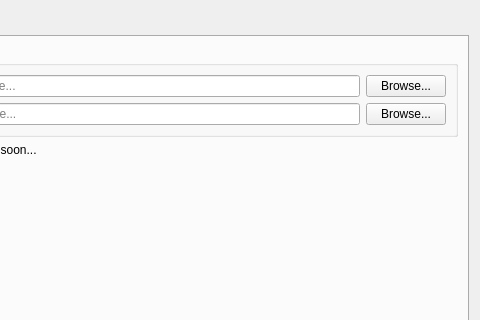
Above: frontend/src/config/configeditor.ui from DaCodeChick/NewtonEmu before the change; both pictures show x 220 to 700 and y 0 to 320 of the 700 by 600 pixel window. Below: the same form after it.
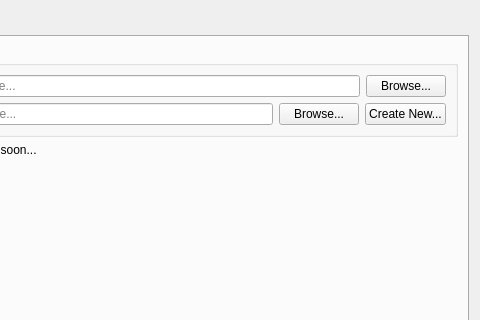
That is the form after the change. The open tabs and pages were chosen to show the change.

Commit message:
Add disk creation, auto-load/save config, and fix emulator binary path
- Add 'Create New...' button for boot disk with size selection dialog
- Auto-load config from ~/.config/newton-emu/config.json on startup
- Auto-save config changes without prompting
- Fix emulator binary search paths (frontend is 3 levels deep)
- Remove 'Untitled' and filename from window title

```diff
--- a/frontend/src/config/configeditor.ui
+++ b/frontend/src/config/configeditor.ui
@@ -237,6 +237,13 @@
               </property>
              </widget>
             </item>
+            <item>
+             <widget class="QPushButton" name="bootDiskCreateButton">
+              <property name="text">
+               <string>Create New...</string>
+              </property>
+             </widget>
+            </item>
            </layout>
           </item>
          </layout>
```
The commit also changes 3 other files.
